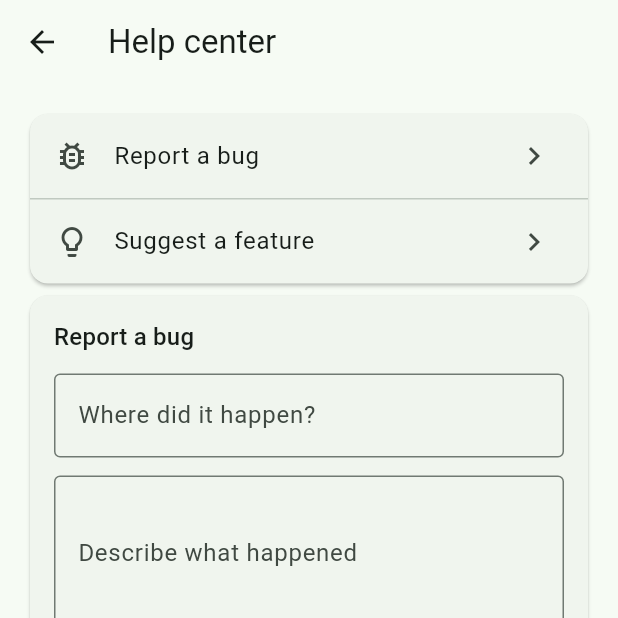
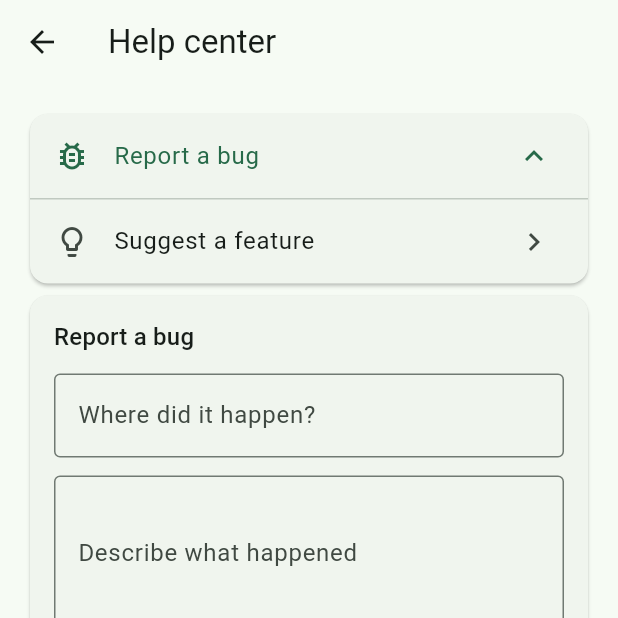
Before and after one commit to MAFIAGETAGAMER/MafiFlow, a Flutter app: the MafiHelpCenter screen opened directly with empty values, after a tap on "Report a bug", on a phone screen of 412 x 824 dp, the top half of it. Run offline on Flutter 3.47's test engine with Material 3 defaults, Android fonts, the phone set to English and light mode, and no system bars; our stand-ins replace fl_chart, shared_preferences; missing offline and left inert: file_selector; accounts and stored records are empty.

Commit message:
Add files via upload

```diff
--- a/lib/main.dart
+++ b/lib/main.dart
@@ -1210,13 +1210,36 @@ class MafiHelpCenter extends StatefulWidget {
 }
 class _MafiHelpCenterState extends State<MafiHelpCenter> {
   String? category;
+  String? _draftCategory; // Keep a draft when a section is collapsed.
   final description=TextEditingController();
   final location=TextEditingController();
   String t(String key)=>helpLabels[widget.language]?[key]??helpLabels['en']![key]??key;
   @override void dispose(){description.dispose();location.dispose();super.dispose();}
+
+  // Expand/collapse the selected section, with arrows that match its state.
+  // A draft survives collapsing its section, but changing from a bug report
+  // to a feature suggestion starts a fresh, separate message.
+  void _toggleCategory(String selection) {
+    setState(() {
+      if (category == selection) {
+        category = null;
+      } else {
+        if (_draftCategory != selection) {
+          description.clear();
+          location.clear();
+        }
+        category = selection;
+        _draftCategory = selection;
+      }
+    });
+  }
+
   Future<void> send() async {
-    final subject=category=='bug'?'MafiFlow Mobile - Bug report':'MafiFlow Mobile - Feature suggestion';
-    final body='MafiFlow Mobile 1.0.6 Beta 17\nLanguage: ${widget.language}\nSection: ${location.text.trim()}\n\n${description.text.trim()}\n\n(Screenshots can be attached in your email app.)';
+    final appPlatform = Platform.isWindows ? 'Windows' : Platform.isAndroid ? 'Android' : 'Desktop';
+    final subject = category == 'bug'
+        ? 'MafiFlow ($appPlatform) - Bug report'
+        : 'MafiFlow ($appPlatform) - Feature suggestion';
+    final body = 'MafiFlow ($appPlatform)\nLanguage: ${widget.language}\nSection: ${category == 'bug' ? location.text.trim() : 'Feature suggestion'}\n\n${description.text.trim()}\n\n(Screenshots can be attached in your email app.)';
     final uri=Uri(scheme:'mailto',path:'mafistudio.dev@gmail.com',query:Uri(queryParameters:{'subject':subject,'body':body}).query);
     try {
       if(!await launchUrl(uri,mode:LaunchMode.externalApplication))throw StateError('Email app unavailable');
@@ -1229,9 +1252,23 @@ class _MafiHelpCenterState extends State<MafiHelpCenter> {
     final theme=Theme.of(context);
     return Scaffold(appBar:AppBar(title:Text(t('helpCenter'))),body:ListView(padding:const EdgeInsets.all(16),children:[
       Card(child:Column(children:[
-        ListTile(leading:const Icon(Icons.bug_report_outlined),title:Text(t('reportBug')),trailing:const Icon(Icons.chevron_right),onTap:()=>setState((){category='bug';description.clear();location.clear();})),
+        ListTile(
+          key: const Key('help-report-bug'),
+          leading: const Icon(Icons.bug_report_outlined),
+          title: Text(t('reportBug')),
+          trailing: Icon(category == 'bug' ? Icons.expand_less : Icons.chevron_right),
+          selected: category == 'bug',
+          onTap: () => _toggleCategory('bug'),
+        ),
         const Divider(height:1),
-        ListTile(leading:const Icon(Icons.lightbulb_outline),title:Text(t('suggestFeature')),trailing:const Icon(Icons.chevron_right),onTap:()=>setState((){category='idea';description.clear();location.clear();})),
+        ListTile(
+          key: const Key('help-suggest-feature'),
+          leading: const Icon(Icons.lightbulb_outline),
+          title: Text(t('suggestFeature')),
+          trailing: Icon(category == 'idea' ? Icons.expand_less : Icons.chevron_right),
+          selected: category == 'idea',
+          onTap: () => _toggleCategory('idea'),
+        ),
       ])),
       if(category!=null)Card(child:Padding(padding:const EdgeInsets.all(16),child:Column(crossAxisAlignment:CrossAxisAlignment.stretch,children:[
         Text(category=='bug'?t('reportBug'):t('suggestFeature'),style:theme.textTheme.titleMedium),
--- a/pubspec.yaml
+++ b/pubspec.yaml
@@ -1,7 +1,7 @@
 name: mafiflow
 description: MafiFlow with the same interface on Windows and mobile
 publish_to: none
-version: 1.5.3+21
+version: 1.5.6+22
 
 environment:
   sdk: '>=3.3.0 <4.0.0'
```
Also changed, not shown: VERIFICACION-Y-LIMITACIONES.txt (added, +23 -0 lines), store_assets/Square150x150Logo.png (added), store_assets/Square44x44Logo.png (added), store_assets/Square44x44Logo.targetsize-44_altform-unplated.png (added), store_assets/StoreLogo.png (added), 7 other files.
